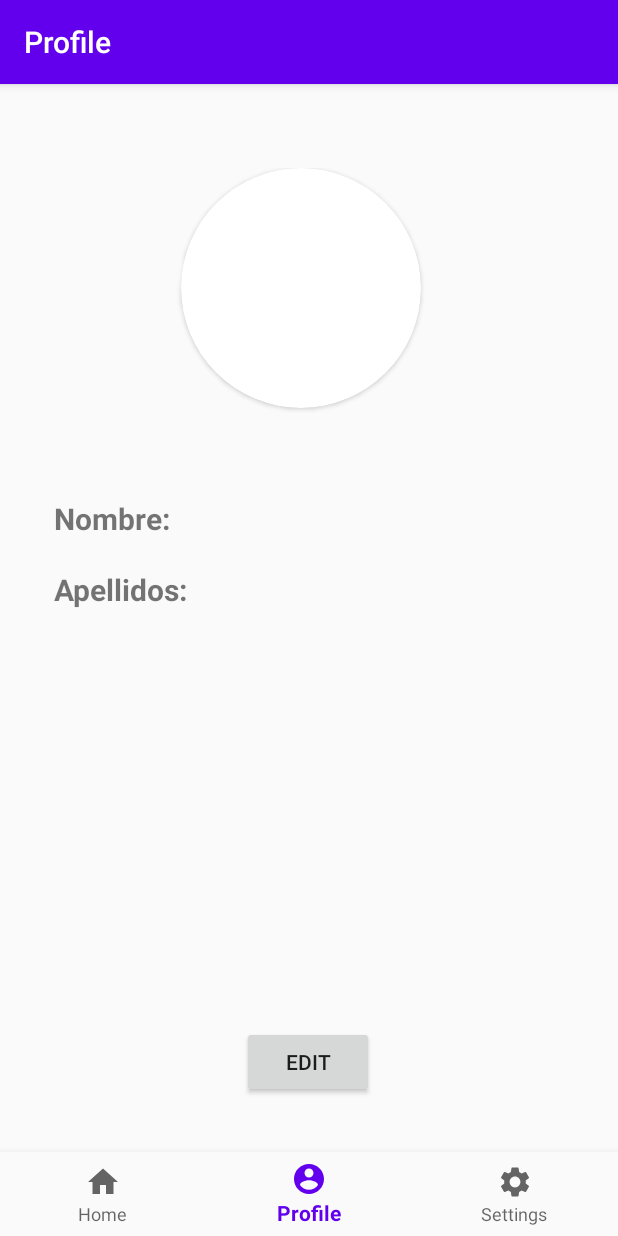
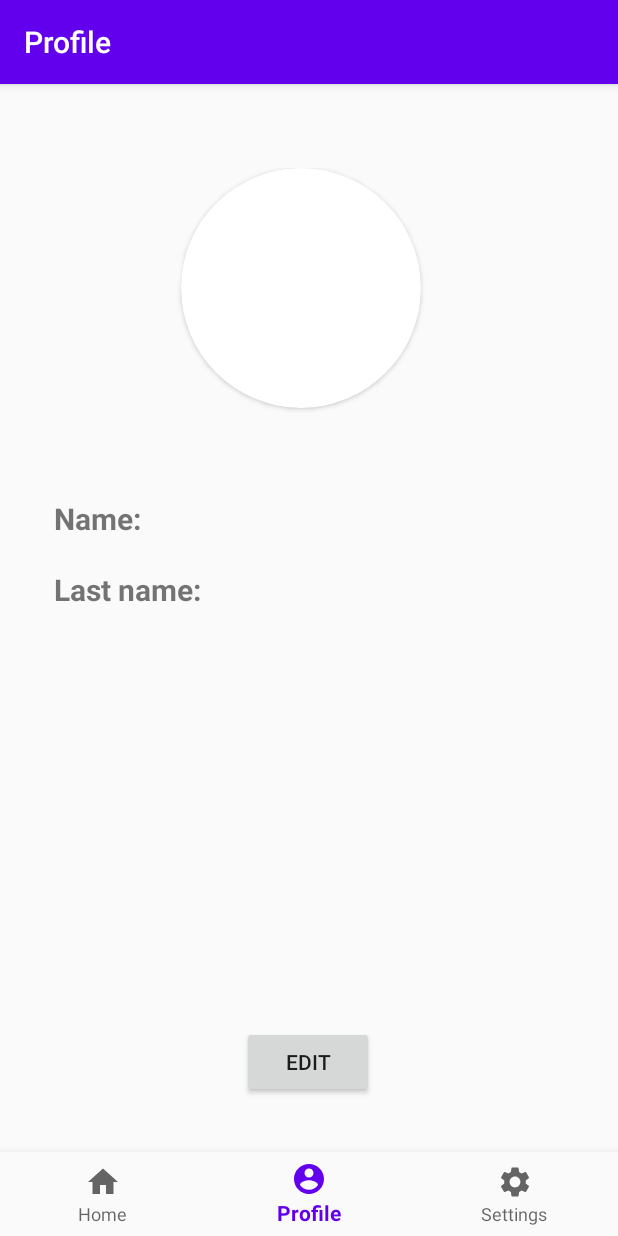
Before and after one commit to evasga98/MyHeartFitness, an Android app: the ProfileFragment screen opened through its navigation route, on a phone screen of 412 x 824 dp. Run offline under Robolectric (Android 15) with nearby library versions, the phone set to English and light mode, and no system bars; our stand-ins replace navigation-ui; 3 statements that could not run were skipped.

Commit message:
small app changes

```diff
--- a/app/src/main/java/com/myhearfitness/app/ui/home/HomeFragment.java
+++ b/app/src/main/java/com/myhearfitness/app/ui/home/HomeFragment.java
@@ -79,20 +79,20 @@ public class HomeFragment extends Fragment {
             }
         });
 
-//        Button button_notify =  root.findViewById(R.id.button_notify);
-//        button_notify.setOnClickListener(new View.OnClickListener() {
-//            @Override
-//            public void onClick(View v) {
+        Button button_notify =  root.findViewById(R.id.button_notify);
+        button_notify.setOnClickListener(new View.OnClickListener() {
+            @Override
+            public void onClick(View v) {
 //                try {
 //                    TimeUnit.SECONDS.sleep(10);
 //                } catch (InterruptedException e) {
 //                    e.printStackTrace();
 //                }
-//                int reqCode = 1;
-//                Intent intent = new Intent( getActivity().getApplicationContext(), MainActivity.class);
-//                ((MainActivity)getActivity()).showNotification("Title", "This is the message to display", intent, reqCode);
-//            }
-//        });
+                int reqCode = 1;
+                Intent intent = new Intent( getActivity().getApplicationContext(), MainActivity.class);
+                ((MainActivity)getActivity()).showNotification("MyHeartFitness", "Your results are ready", intent, reqCode);
+            }
+        });
         return root;
     }
 
--- a/app/src/main/res/layout/fragment_profile.xml
+++ b/app/src/main/res/layout/fragment_profile.xml
@@ -8,13 +8,13 @@
 
     <TextView
         android:id="@+id/label_name"
-        android:layout_width="92dp"
+        android:layout_width="70dp"
         android:layout_height="27dp"
         android:layout_marginStart="36dp"
         android:layout_marginLeft="36dp"
         android:layout_marginTop="220dp"
         android:gravity="left"
-        android:text="Nombre: "
+        android:text="Name: "
         android:textSize="20sp"
         android:textStyle="bold"
         app:layout_constraintStart_toStartOf="parent"
@@ -22,7 +22,7 @@
 
     <TextView
         android:id="@+id/text_lastname"
-        android:layout_width="272dp"
+        android:layout_width="260dp"
         android:layout_height="27dp"
         android:layout_marginTop="20dp"
         android:gravity="left"
@@ -33,22 +33,8 @@
         app:layout_constraintTop_toBottomOf="@+id/text_name" />
 
     <TextView
-        android:id="@+id/label_lastname"
-        android:layout_width="92dp"
-        android:layout_height="27dp"
-        android:layout_marginStart="36dp"
-        android:layout_marginLeft="36dp"
-        android:layout_marginTop="20dp"
-        android:gravity="left"
-        android:text="Apellidos: "
-        android:textSize="20sp"
-        android:textStyle="bold"
-        app:layout_constraintStart_toStartOf="parent"
-        app:layout_constraintTop_toBottomOf="@+id/label_name" />
-
-    <TextView
         android:id="@+id/text_name"
-        android:layout_width="272dp"
+        android:layout_width="200dp"
         android:layout_height="27dp"
         android:layout_marginTop="220dp"
         android:gravity="left"
@@ -57,6 +43,22 @@
         app:layout_constraintHorizontal_bias="0.0"
         app:layout_constraintStart_toEndOf="@+id/label_name"
         app:layout_constraintTop_toTopOf="parent" />
+
+    <TextView
+        android:id="@+id/label_lastname"
+        android:layout_width="110dp"
+        android:layout_height="27dp"
+        android:layout_marginStart="36dp"
+        android:layout_marginLeft="36dp"
+        android:layout_marginTop="20dp"
+        android:gravity="left"
+        android:text="Last name: "
+        android:textSize="20sp"
+        android:textStyle="bold"
+        app:layout_constraintStart_toStartOf="parent"
+        app:layout_constraintTop_toBottomOf="@+id/label_name" />
+
+
 
     <Button
         android:id="@+id/edit_button"
@@ -85,7 +87,6 @@
             android:layout_width="fill_parent"
             android:layout_height="fill_parent"
             android:scaleType="fitCenter"
-            app:srcCompat="@drawable/logo"
             tools:src="@tools:sample/avatars" />
     </androidx.cardview.widget.CardView>
 
--- a/app/src/main/res/layout/fragment_settings.xml
+++ b/app/src/main/res/layout/fragment_settings.xml
@@ -37,7 +37,7 @@
         android:layout_marginTop="28dp"
         android:clickable="true"
         android:ems="15"
-        android:focusable="false"
+
         android:hint="Birthday"
         android:inputType="date"
         app:layout_constraintEnd_toEndOf="parent"
```
Also changed, not shown: app/src/main/res/layout/fragment_home.xml (+36 -35 lines).
